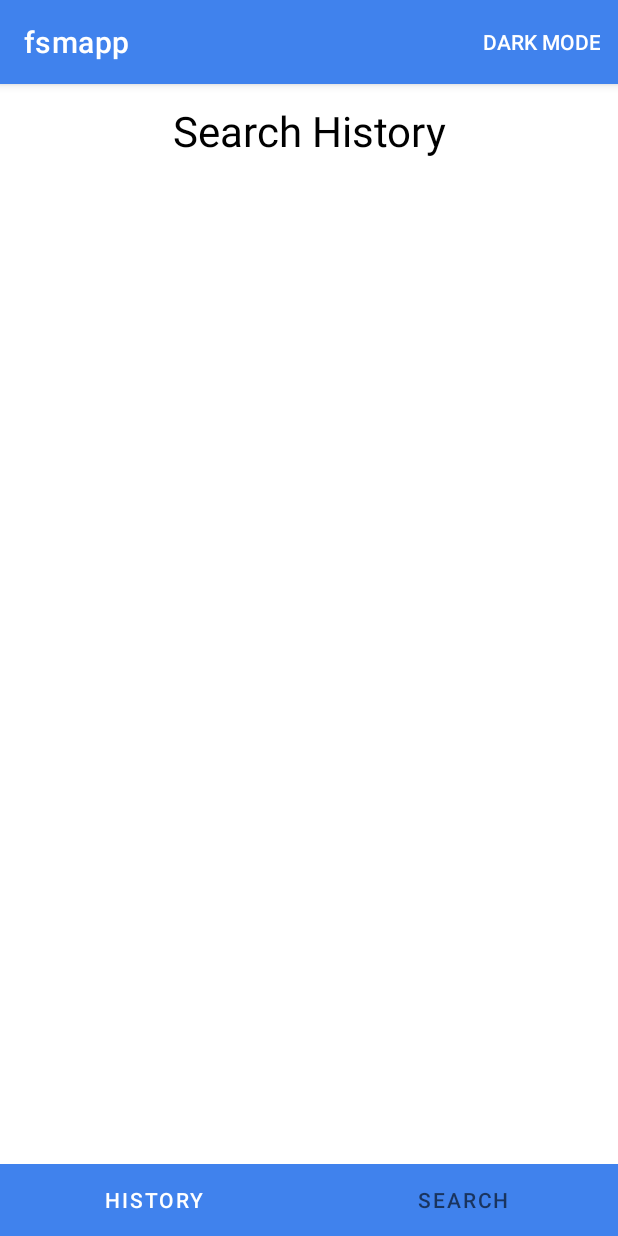
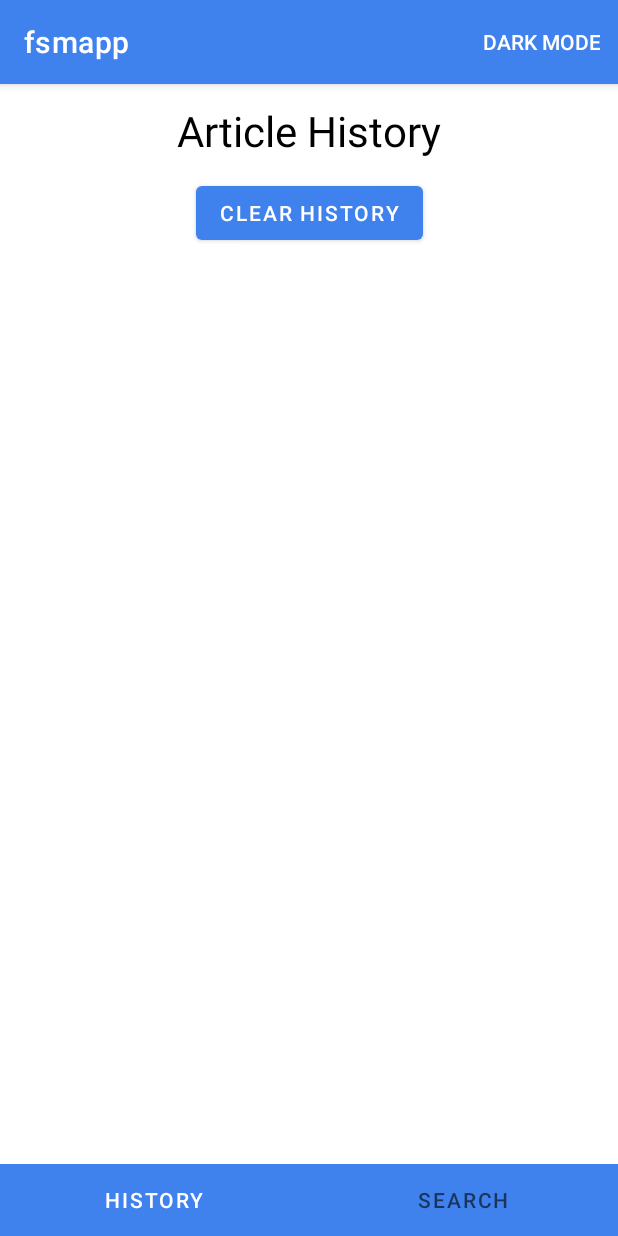
Before and after one commit to theredstone496/federated-states-of-microsoft-teams, an Android app: the screen it shows after launch (MainActivity), on a phone screen of 412 x 824 dp. Run offline under Robolectric (Android 15) with nearby library versions, the phone set to English and light mode, and no system bars.

Commit message:
minor history changes

```diff
--- a/app/src/main/java/com/example/fsmapp/HistoryFragment.kt
+++ b/app/src/main/java/com/example/fsmapp/HistoryFragment.kt
@@ -37,6 +37,7 @@ class HistoryFragment : Fragment() {
         activity = requireActivity() as MainActivity
         super.onViewCreated(view, savedInstanceState)
 
+        articleList = MainActivity.db.readArticles()
         binding.recyclerViewHist.adapter = RecyclerAdapter(articleList) //idk change adapter if needed
         binding.recyclerViewHist.layoutManager = LinearLayoutManager(requireContext())
     }
--- a/app/src/main/java/com/example/fsmapp/SearchFragment.kt
+++ b/app/src/main/java/com/example/fsmapp/SearchFragment.kt
@@ -52,6 +52,7 @@ class SearchFragment : Fragment() {
         searchView.setOnQueryTextListener(
             object : SearchView.OnQueryTextListener {
                 override fun onQueryTextSubmit(query: String): Boolean {
+                    MainActivity.db.addSearch(query)
                     Settings.query = query
                     search()
                     return false
--- a/app/src/main/res/layout/fragment_history.xml
+++ b/app/src/main/res/layout/fragment_history.xml
@@ -14,17 +14,27 @@
         app:layout_constraintBottom_toBottomOf="parent"
         app:layout_constraintEnd_toEndOf="parent"
         app:layout_constraintStart_toStartOf="parent"
-        app:layout_constraintTop_toBottomOf="@+id/textView" />
+        app:layout_constraintTop_toBottomOf="@+id/button" />
 
     <TextView
         android:id="@+id/textView"
         android:layout_width="wrap_content"
         android:layout_height="wrap_content"
         android:layout_marginTop="12dp"
-        android:text="@string/search_hist"
+        android:text="@string/article_hist"
         android:textColor="@color/black"
         android:textSize="28sp"
         app:layout_constraintEnd_toEndOf="parent"
         app:layout_constraintStart_toStartOf="parent"
         app:layout_constraintTop_toTopOf="parent" />
+
+    <Button
+        android:id="@+id/button"
+        android:layout_width="wrap_content"
+        android:layout_height="wrap_content"
+        android:layout_marginTop="12dp"
+        android:text="@string/clear_hist"
+        app:layout_constraintEnd_toEndOf="parent"
+        app:layout_constraintStart_toStartOf="parent"
+        app:layout_constraintTop_toBottomOf="@+id/textView" />
 </androidx.constraintlayout.widget.ConstraintLayout>
--- a/app/src/main/res/values/strings.xml
+++ b/app/src/main/res/values/strings.xml
@@ -14,4 +14,5 @@
 
     <string name="search_hist">Search History</string>
     <string name="article_hist">Article History</string>
+    <string name="clear_hist">Clear History</string>
 </resources>
```
